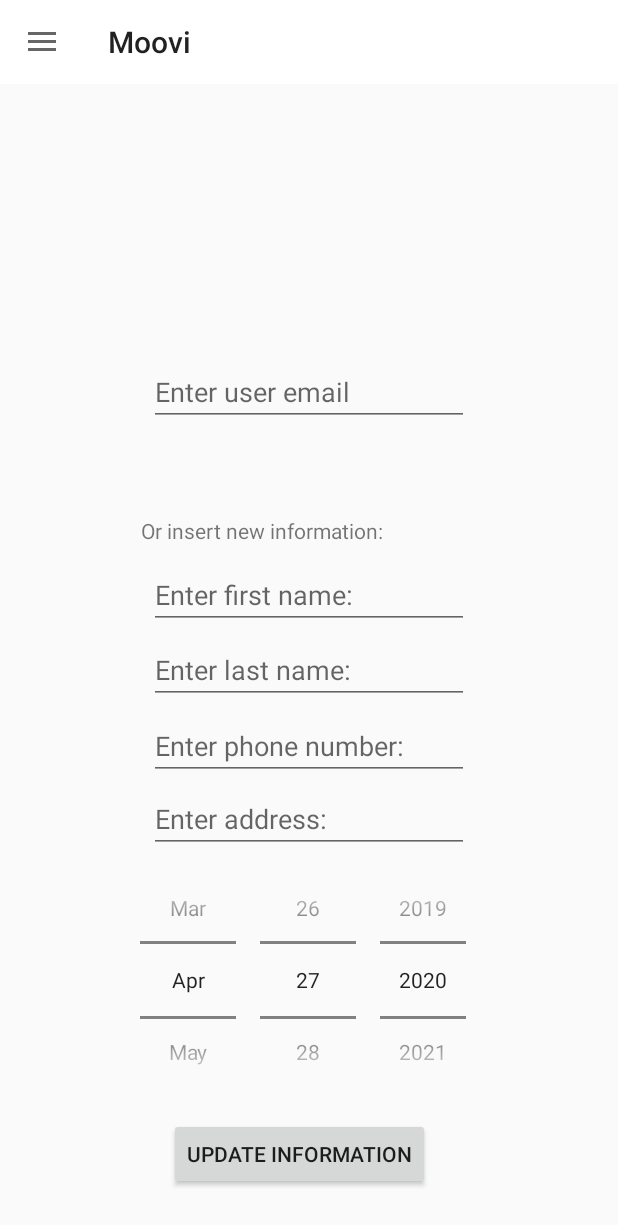
After one commit to jerekuo/Harkkatyo, an Android app: the fragment EditUserInfoFragment placed in its activity, on a phone screen of 412 x 824 dp. The commit adds this screen. Shown: the top 1225 px of the screen. Run offline under Robolectric (Android 15) with nearby library versions, the phone set to English and light mode, and no system bars; our stand-ins replace Firebase (no records; nobody signed in at launch, a user with empty details on screens opened directly).

Commit message:
user edit fragment for admin.

```diff
--- /dev/null
+++ b/app/src/main/java/com/example/moovi/EditUserInfoFragment.java
@@ -0,0 +1,50 @@
+package com.example.moovi;
+
+import android.os.Bundle;
+
+import androidx.fragment.app.Fragment;
+
+import android.view.LayoutInflater;
+import android.view.View;
+import android.view.ViewGroup;
+import android.widget.Button;
+import android.widget.DatePicker;
+import android.widget.EditText;
+import android.widget.TextView;
+
+import com.google.firebase.auth.FirebaseUser;
+
+
+/**
+ * A simple {@link Fragment} subclass.
+ */
+public class EditUserInfoFragment extends Fragment {
+    View view;
+    TextView updateText;
+    EditText editPhone, editAddress, editLastName, editFirstName, userEmail;
+    DatePicker datePicker;
+    Button updateInfo, deleteUser;
+
+    public EditUserInfoFragment() {
+        // Required empty public constructor
+    }
+
+
+    @Override
+    public View onCreateView(LayoutInflater inflater, ViewGroup container,
+                             Bundle savedInstanceState) {
+        view = inflater.inflate(R.layout.fragment_settings, container, false);
+        editFirstName = view.findViewById(R.id.editFirstName);
+        editLastName = view.findViewById(R.id.editLastName);
+        editPhone = view.findViewById(R.id.editPhone);
+        editAddress = view.findViewById(R.id.editAddress);
+        datePicker = view.findViewById(R.id.datePicker);
+        updateText = view.findViewById(R.id.updateText);
+        updateInfo = view.findViewById(R.id.updateInfo);
+        deleteUser = view.findViewById(R.id.deleteUser);
+        userEmail = view.findViewById(R.id.userEmail);
+
+        // Inflate the layout for this fragment
+        return inflater.inflate(R.layout.fragment_edit_user_info, container, false);
+    }
+}
--- a/app/src/main/java/com/example/moovi/Main3Activity.java
+++ b/app/src/main/java/com/example/moovi/Main3Activity.java
@@ -1,14 +1,72 @@
 package com.example.moovi;
 
+import androidx.annotation.NonNull;
+import androidx.appcompat.app.ActionBarDrawerToggle;
 import androidx.appcompat.app.AppCompatActivity;
+import androidx.appcompat.widget.Toolbar;
+import androidx.drawerlayout.widget.DrawerLayout;
+import androidx.fragment.app.Fragment;
+import androidx.fragment.app.FragmentTransaction;
 
 import android.os.Bundle;
+import android.view.MenuItem;
+import android.widget.Toast;
 
-public class Main3Activity extends AppCompatActivity {
+import com.google.android.material.navigation.NavigationView;
+import com.google.firebase.auth.FirebaseUser;
+
+public class Main3Activity extends AppCompatActivity implements NavigationView.OnNavigationItemSelectedListener{
+    private Toolbar toolbar;
+    private DrawerLayout drawerLayout;
+    private NavigationView navigationView;
+    FirebaseUser user;
+    Database database = Database.getInstance();
 
     @Override
     protected void onCreate(Bundle savedInstanceState) {
         super.onCreate(savedInstanceState);
+        Database.getInstance().getUserFromDB();
+        database.writeRoomList("Huhtari");
+        database.writeRoomList("Sammonlahden urheiluhalli");
+        database.writeRoomList("Urheilutalo");
         setContentView(R.layout.activity_main3);
+
+        user = HallSystem.getInstance().getUser();
+        toolbar = findViewById(R.id.main_toolbar);
+        navigationView = findViewById(R.id.nav_view);
+        drawerLayout = findViewById(R.id.drawer_layout);
+        database.writeHallList();
+
+        setSupportActionBar(toolbar);
+        Toast.makeText(Main3Activity.this, "Logged in as: " + user.getEmail(),
+                Toast.LENGTH_SHORT).show();
+
+        ActionBarDrawerToggle actionBarDrawerToggle = new ActionBarDrawerToggle(
+                this,
+                drawerLayout,
+                toolbar,
+                R.string.openNavDrawer,
+                R.string.closeNavDrawer
+        );
+
+        drawerLayout.addDrawerListener(actionBarDrawerToggle);
+        actionBarDrawerToggle.syncState();
+        navigationView.setNavigationItemSelectedListener(this);
+
+    }
+
+    @Override
+    public boolean onNavigationItemSelected(@NonNull MenuItem item) {
+        FragmentTransaction transaction = getSupportFragmentManager().beginTransaction();
+        Fragment fragment;
+        if (item.getTitle().toString().equalsIgnoreCase("users")) {
+            fragment = new EditUserInfoFragment();
+            transaction.replace(R.id.fragmentView,fragment);
+
+        }else if (item.getTitle().toString().equalsIgnoreCase("reservations")){
+
+        }
+
+        return false;
     }
 }
--- a/app/src/main/res/layout/activity_main2.xml
+++ b/app/src/main/res/layout/activity_main2.xml
@@ -42,5 +42,4 @@
         android:layout_gravity="start"
         />
 
-
 </androidx.drawerlayout.widget.DrawerLayout>
--- a/app/src/main/res/layout/activity_main3.xml
+++ b/app/src/main/res/layout/activity_main3.xml
@@ -1,9 +1,45 @@
 <?xml version="1.0" encoding="utf-8"?>
-<androidx.constraintlayout.widget.ConstraintLayout xmlns:android="http://schemas.android.com/apk/res/android"
+<androidx.drawerlayout.widget.DrawerLayout xmlns:android="http://schemas.android.com/apk/res/android"
     xmlns:app="http://schemas.android.com/apk/res-auto"
     xmlns:tools="http://schemas.android.com/tools"
     android:layout_width="match_parent"
     android:layout_height="match_parent"
-    tools:context=".Main3Activity">
+    tools:context=".Main3Activity"
+    android:id="@+id/drawer_layout">
 
-</androidx.constraintlayout.widget.ConstraintLayout>
+    <androidx.coordinatorlayout.widget.CoordinatorLayout
+        android:layout_width="match_parent"
+        android:layout_height="match_parent">
+
+        <androidx.appcompat.widget.Toolbar
+            android:id="@+id/main_toolbar"
+            android:layout_width="match_parent"
+            android:layout_height="?attr/actionBarSize"
+            android:background="@android:color/white" />
+
+        <com.google.android.material.appbar.AppBarLayout
+            android:layout_width="match_parent"
+            android:layout_height="wrap_content">
+
+        </com.google.android.material.appbar.AppBarLayout>
+
+        <FrameLayout
+            android:id="@+id/fragmentView"
+            android:layout_width="match_parent"
+            android:layout_height="670dp"
+            android:layout_gravity="bottom">
+
+        </FrameLayout>
+
+    </androidx.coordinatorlayout.widget.CoordinatorLayout>
+
+    <com.google.android.material.navigation.NavigationView
+        android:id="@+id/nav_view"
+        android:layout_width="wrap_content"
+        android:layout_height="match_parent"
+        android:layout_gravity="start"
+        app:headerLayout="@layout/nav_header"
+        app:menu="@menu/nav2_menu" />
+
+
+</androidx.drawerlayout.widget.DrawerLayout>
--- /dev/null
+++ b/app/src/main/res/layout/fragment_edit_user_info.xml
@@ -0,0 +1,141 @@
+<?xml version="1.0" encoding="utf-8"?>
+<androidx.constraintlayout.widget.ConstraintLayout xmlns:android="http://schemas.android.com/apk/res/android"
+    xmlns:app="http://schemas.android.com/apk/res-auto"
+    xmlns:tools="http://schemas.android.com/tools"
+    android:layout_width="match_parent"
+    android:layout_height="match_parent"
+    tools:context=".RegisterActivity">
+
+    <DatePicker
+        android:id="@+id/datePicker"
+        android:layout_width="241dp"
+        android:layout_height="176dp"
+        android:calendarViewShown="false"
+        android:datePickerMode="spinner"
+        android:startYear="1920"
+        app:layout_constraintBottom_toBottomOf="parent"
+        app:layout_constraintEnd_toEndOf="parent"
+        app:layout_constraintStart_toStartOf="parent"
+        app:layout_constraintTop_toTopOf="parent"
+        app:layout_constraintVertical_bias="0.832"></DatePicker>
+
+    <EditText
+        android:id="@+id/editLastName"
+        android:layout_width="wrap_content"
+        android:layout_height="wrap_content"
+        android:layout_marginEnd="16dp"
+        android:layout_marginBottom="17dp"
+        android:ems="10"
+        android:hint="Enter last name:"
+        android:inputType="textPersonName"
+        app:layout_constraintBottom_toBottomOf="parent"
+        app:layout_constraintEnd_toEndOf="parent"
+        app:layout_constraintHorizontal_bias="0.543"
+        app:layout_constraintStart_toStartOf="parent"
+        app:layout_constraintTop_toTopOf="parent"
+        app:layout_constraintVertical_bias="0.445" />
+
+    <EditText
+        android:id="@+id/editFirstName"
+        android:layout_width="wrap_content"
+        android:layout_height="wrap_content"
+        android:ems="10"
+        android:hint="Enter first name:"
+        android:inputType="textPersonName"
+        app:layout_constraintBottom_toBottomOf="parent"
+        app:layout_constraintEnd_toEndOf="parent"
+        app:layout_constraintStart_toStartOf="parent"
+        app:layout_constraintTop_toTopOf="parent"
+        app:layout_constraintVertical_bias="0.352" />
+
+    <EditText
+        android:id="@+id/editAddress"
+        android:layout_width="wrap_content"
+        android:layout_height="wrap_content"
+        android:ems="10"
+        android:hint="Enter address:"
+        app:layout_constraintBottom_toBottomOf="parent"
+        app:layout_constraintEnd_toEndOf="parent"
+        app:layout_constraintStart_toStartOf="parent"
+        app:layout_constraintTop_toTopOf="parent"
+        app:layout_constraintVertical_bias="0.591" />
+
+    <Button
+        android:id="@+id/updateInfo"
+        android:layout_width="wrap_content"
+        android:layout_height="wrap_content"
+        android:onClick="onClick"
+        android:text="Update Information"
+        app:layout_constraintBottom_toBottomOf="parent"
+        app:layout_constraintEnd_toEndOf="parent"
+        app:layout_constraintHorizontal_bias="0.472"
+        app:layout_constraintStart_toStartOf="parent"
+        app:layout_constraintTop_toTopOf="parent"
+        app:layout_constraintVertical_bias="0.951" />
+
+    <TextView
+        android:id="@+id/textError"
+        style="@android:style/Widget.DeviceDefault.TextView"
+        android:layout_width="wrap_content"
+        android:layout_height="wrap_content"
+        android:textColor="#FF0000"
+        app:layout_constraintStart_toStartOf="parent"
+        app:layout_constraintTop_toTopOf="parent" />
+
+    <EditText
+        android:id="@+id/editPhone"
+        android:layout_width="wrap_content"
+        android:layout_height="wrap_content"
+        android:ems="10"
+        android:hint="Enter phone number:"
+        app:layout_constraintBottom_toBottomOf="parent"
+        app:layout_constraintEnd_toEndOf="parent"
+        app:layout_constraintStart_toStartOf="parent"
+        app:layout_constraintTop_toTopOf="parent"
+        app:layout_constraintVertical_bias="0.513" />
+
+    <TextView
+        android:id="@+id/updateText"
+        android:layout_width="wrap_content"
+        android:layout_height="wrap_content"
+        android:text="Or insert new information:"
+        app:layout_constraintBottom_toBottomOf="parent"
+        app:layout_constraintEnd_toEndOf="parent"
+        app:layout_constraintHorizontal_bias="0.375"
+        app:layout_constraintStart_toStartOf="parent"
+        app:layout_constraintTop_toTopOf="parent"
+        app:layout_constraintVertical_bias="0.292" />
+
+    <EditText
+        android:id="@+id/userEmail"
+        android:layout_width="wrap_content"
+        android:layout_height="wrap_content"
+        android:layout_marginStart="99dp"
+        android:layout_marginTop="54dp"
+        android:layout_marginEnd="99dp"
+        android:layout_marginBottom="60dp"
+        android:ems="10"
+        android:hint="Enter user email"
+        android:inputType="textPersonName"
+        app:layout_constraintBottom_toTopOf="@+id/updateText"
+        app:layout_constraintEnd_toEndOf="parent"
+        app:layout_constraintHorizontal_bias="0.0"
+        app:layout_constraintStart_toStartOf="parent"
+        app:layout_constraintTop_toTopOf="parent"
+        app:layout_constraintVertical_bias="1.0" />
+
+    <Button
+        android:id="@+id/deleteUser"
+        android:layout_width="wrap_content"
+        android:layout_height="wrap_content"
+        android:layout_marginStart="153dp"
+        android:layout_marginTop="31dp"
+        android:layout_marginEnd="170dp"
+        android:layout_marginBottom="30dp"
+        android:text="Delete user"
+        app:layout_constraintBottom_toTopOf="@+id/updateText"
+        app:layout_constraintEnd_toEndOf="parent"
+        app:layout_constraintStart_toStartOf="parent"
+        app:layout_constraintTop_toBottomOf="@+id/userEmail" />
+
+</androidx.constraintlayout.widget.ConstraintLayout>
--- /dev/null
+++ b/app/src/main/res/menu/nav2_menu.xml
@@ -0,0 +1,26 @@
+<?xml version="1.0" encoding="utf-8"?>
+<menu xmlns:android="http://schemas.android.com/apk/res/android">
+    <item android:id="@+id/MENU"
+        android:title="@string/menu">
+        <menu>
+            <item
+                android:title="@string/home"
+                android:icon="@drawable/ic_home_black_24dp">
+            </item>
+            <item
+                android:icon="@drawable/ic_event_note_black_24dp"
+                android:title="@string/reservations" />
+            <item
+                android:icon="@drawable/ic_person_black_24dp"
+                android:title="@string/users" />
+            <item
+                android:icon="@drawable/ic_settings_black_24dp"
+                android:title="@string/settings"></item>
+            <item
+                android:title="@string/log_out"
+                android:icon="@drawable/ic_close_black_24dp">
+            </item>
+        </menu>
+    </item>
+
+</menu>
--- /dev/null
+++ b/app/src/main/res/values/ids.xml
@@ -0,0 +1,4 @@
+<?xml version="1.0" encoding="utf-8"?>
+<resources>
+    <item name="nav2_view" type="id" />
+</resources>
--- a/app/src/main/res/values/strings.xml
+++ b/app/src/main/res/values/strings.xml
@@ -11,4 +11,5 @@
 
     <!-- TODO: Remove or change this placeholder text -->
     <string name="hello_blank_fragment">Hello blank fragment</string>
+    <string name="users">Users</string>
 </resources>
```
